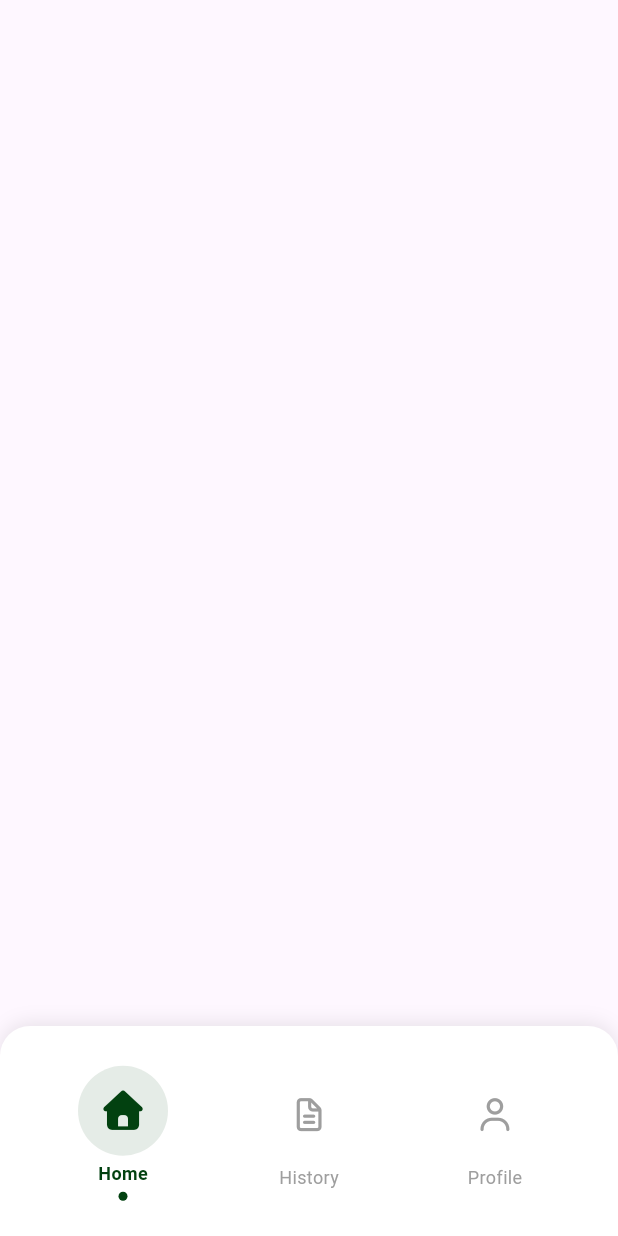
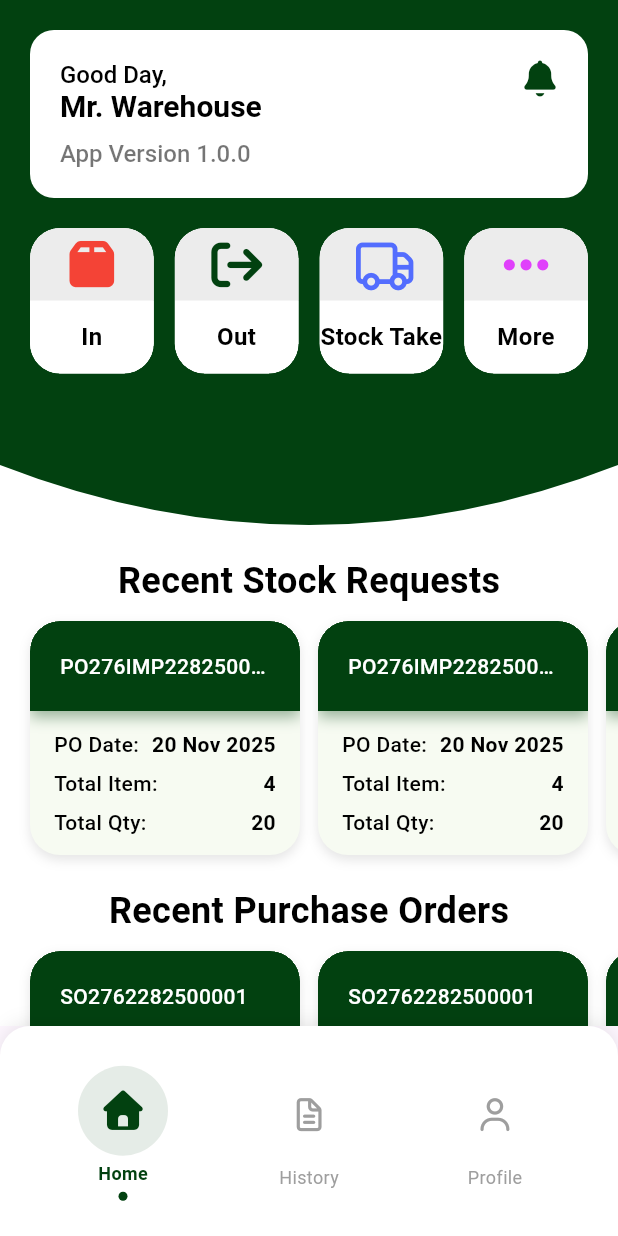
Before and after one commit to agungkurniawanid/immobile_bctech_app, a Flutter app: the NavigationController screen opened directly, on a phone screen of 412 x 824 dp. Run offline on Flutter 3.47's test engine with Material 3 defaults, Android fonts, the phone set to English and light mode, and no system bars; our stand-ins replace flutter_riverpod, font_awesome_flutter, google_fonts.

Commit message:
done slicing dashboard/home ui

```diff
--- /dev/null
+++ b/lib/screens/dashboard/dashboard_screen.dart
@@ -0,0 +1,223 @@
+import 'package:flutter/material.dart';
+import 'package:flutter_riverpod/flutter_riverpod.dart';
+import 'package:font_awesome_flutter/font_awesome_flutter.dart';
+import 'package:immobile_bctech_app/const/const_color.dart';
+import 'package:immobile_bctech_app/screens/auth/login_screen.dart';
+import 'package:immobile_bctech_app/widgets/widget_menu_card.dart';
+import 'package:immobile_bctech_app/widgets/widget_stock.dart';
+
+class DashboardScreen extends ConsumerStatefulWidget {
+  const DashboardScreen({super.key});
+
+  @override
+  ConsumerState<ConsumerStatefulWidget> createState() =>
+      _DashboardScreenState();
+}
+
+class _DashboardScreenState extends ConsumerState<DashboardScreen> {
+  @override
+  Widget build(BuildContext context) {
+    final primaryColor = ref.watch(primaryColorProvider);
+    final List<Map<String, dynamic>> menuItems = [
+      {
+        'icon': FontAwesomeIcons.box,
+        'title': 'In',
+        'color': Colors.red,
+        'page': null,
+      },
+      {
+        'icon': FontAwesomeIcons.arrowRightFromBracket,
+        'title': 'Out',
+        'color': primaryColor,
+        'page': LoginScreen(),
+      },
+      {
+        'icon': FontAwesomeIcons.truck,
+        'title': 'Stock Take',
+        'color': Colors.indigoAccent,
+        'page': null,
+      },
+      {
+        'icon': FontAwesomeIcons.ellipsisH,
+        'title': 'More',
+        'color': Colors.purpleAccent,
+        'page': null,
+      },
+    ];
+
+    return Scaffold(
+      backgroundColor: Colors.white,
+      body: SingleChildScrollView(
+        child: Column(
+          children: [
+            ClipPath(
+              clipper: CurveClipper(),
+              child: Container(
+                height: 350,
+                width: double.infinity,
+                decoration: BoxDecoration(color: primaryColor),
+                child: Padding(
+                  padding: const EdgeInsets.all(20.0),
+                  child: SafeArea(
+                    child: Column(
+                      children: [
+                        Container(
+                          width: double.infinity,
+                          padding: const EdgeInsets.all(20),
+                          decoration: BoxDecoration(
+                            color: Colors.white,
+                            borderRadius: BorderRadius.circular(16),
+                          ),
+                          child: Row(
+                            crossAxisAlignment: CrossAxisAlignment.start,
+                            children: [
+                              RichText(
+                                text: const TextSpan(
+                                  text: 'Good Day,\n',
+                                  style: TextStyle(
+                                    fontSize: 16,
+                                    color: Colors.black,
+                                    fontWeight: FontWeight.w500,
+                                  ),
+                                  children: [
+                                    TextSpan(
+                                      text: 'Mr. Warehouse\n',
+                                      style: TextStyle(
+                                        fontSize: 20,
+                                        color: Colors.black,
+                                        fontWeight: FontWeight.bold,
+                                      ),
+                                    ),
+                                    WidgetSpan(child: SizedBox(height: 30)),
+                                    TextSpan(
+                                      text: 'App Version 1.0.0',
+                                      style: TextStyle(
+                                        fontSize: 16,
+                                        color: Colors.black54,
+                                        fontWeight: FontWeight.w500,
+                                      ),
+                                    ),
+                                  ],
+                                ),
+                              ),
+                              const Spacer(),
+                              Icon(
+                                FontAwesomeIcons.solidBell,
+                                color: primaryColor,
+                              ),
+                            ],
+                          ),
+                        ),
+
+                        const SizedBox(height: 20),
+                        GridView.builder(
+                          shrinkWrap: true,
+                          padding: const EdgeInsets.all(0),
+                          physics: const NeverScrollableScrollPhysics(),
+                          gridDelegate:
+                              const SliverGridDelegateWithFixedCrossAxisCount(
+                                crossAxisCount: 4,
+                                crossAxisSpacing: 14,
+                                mainAxisSpacing: 14,
+                                childAspectRatio: 0.85,
+                              ),
+                          itemCount: menuItems.length,
+                          itemBuilder: (_, index) {
+                            final menuItem = menuItems[index];
+                            return WidgetMenuCard(
+                              icon: menuItem['icon'],
+                              title: menuItem['title'],
+                              color: menuItem['color'],
+                              page: menuItem['page'],
+                            );
+                          },
+                        ),
+                      ],
+                    ),
+                  ),
+                ),
+              ),
+            ),
+
+            const SizedBox(height: 20),
+            Column(
+              children: [
+                const Text(
+                  'Recent Stock Requests',
+                  style: TextStyle(
+                    fontSize: 24,
+                    fontWeight: FontWeight.bold,
+                    color: Colors.black,
+                  ),
+                ),
+                const SizedBox(height: 10),
+                SingleChildScrollView(
+                  scrollDirection: Axis.horizontal,
+                  clipBehavior: Clip.none,
+                  padding: const EdgeInsets.symmetric(horizontal: 20),
+                  child: Wrap(
+                    spacing: 12,
+                    children: List.generate(10, (index) => const WidgetStock()),
+                  ),
+                ),
+                const SizedBox(height: 20),
+                const Text(
+                  'Recent Purchase Orders',
+                  style: TextStyle(
+                    fontSize: 24,
+                    fontWeight: FontWeight.bold,
+                    color: Colors.black,
+                  ),
+                ),
+                const SizedBox(height: 10),
+                SingleChildScrollView(
+                  scrollDirection: Axis.horizontal,
+                  clipBehavior: Clip.none,
+                  padding: const EdgeInsets.symmetric(horizontal: 20),
+                  child: Wrap(
+                    spacing: 12,
+                    children: List.generate(
+                      10,
+                      (index) => const WidgetStock(
+                        titlePODate: 'SO Date:',
+                        date: '4 April 2025',
+                        titleTotalItem: 'Customer:',
+                        totalItem: '3',
+                        titleTotalQty: 'Total Item:',
+                        totalQty: '15',
+                        id: 'SO2762282500001',
+                      ),
+                    ),
+                  ),
+                ),
+              ],
+            ),
+          ],
+        ),
+      ),
+    );
+  }
+}
+
+class CurveClipper extends CustomClipper<Path> {
+  @override
+  Path getClip(Size size) {
+    var path = Path();
+
+    path.lineTo(0, size.height - 40);
+    path.quadraticBezierTo(
+      size.width / 2,
+      size.height + 40,
+      size.width,
+      size.height - 40,
+    );
+
+    path.lineTo(size.width, 0);
+    path.close();
+
+    return path;
+  }
+
+  @override
+  bool shouldReclip(CustomClipper<Path> oldClipper) => false;
+}
--- a/lib/screens/layouts/bottom_navigation_layout.dart
+++ b/lib/screens/layouts/bottom_navigation_layout.dart
@@ -3,6 +3,7 @@ import 'package:flutter_riverpod/flutter_riverpod.dart';
 import 'package:flutter_riverpod/legacy.dart';
 import 'package:font_awesome_flutter/font_awesome_flutter.dart';
 import 'package:immobile_bctech_app/const/const_color.dart';
+import 'package:immobile_bctech_app/screens/dashboard/dashboard_screen.dart';
 import 'package:immobile_bctech_app/screens/profile/profile_screen.dart';
 
 final bottomNavIndexProvider = StateProvider<int>((ref) => 0);
@@ -13,7 +14,7 @@ class NavigationController extends ConsumerWidget {
   @override
   Widget build(BuildContext context, WidgetRef ref) {
     final currentIndex = ref.watch(bottomNavIndexProvider);
-    final pages = [Container(), Container(), ProfileScreen()];
+    final pages = [DashboardScreen(), Container(), ProfileScreen()];
 
     return Scaffold(
       body: IndexedStack(index: currentIndex, children: pages),
--- a/lib/screens/profile/profile_screen.dart
+++ b/lib/screens/profile/profile_screen.dart
@@ -15,7 +15,6 @@ class _ProfileScreenState extends ConsumerState<ProfileScreen> {
   @override
   Widget build(BuildContext context) {
     final primaryColor = ref.watch(primaryColorProvider);
-    final secondaryColor = ref.watch(secondaryColorProvider);
     return Scaffold(
       backgroundColor: Colors.white,
       body: Column(
--- /dev/null
+++ b/lib/widgets/widget_menu_card.dart
@@ -0,0 +1,95 @@
+import 'package:flutter/material.dart';
+import 'package:flutter_riverpod/flutter_riverpod.dart';
+import 'package:google_fonts/google_fonts.dart';
+
+class WidgetMenuCard extends ConsumerStatefulWidget {
+  final IconData? icon;
+  final String? title;
+  final Color? color;
+  final Widget? page;
+  const WidgetMenuCard({
+    super.key,
+    this.icon,
+    this.title,
+    this.color,
+    this.page,
+  });
+
+  @override
+  ConsumerState<WidgetMenuCard> createState() => _WidgetMenuCardState();
+}
+
+class _WidgetMenuCardState extends ConsumerState<WidgetMenuCard> {
+  @override
+  Widget build(BuildContext context) {
+    return AspectRatio(
+      aspectRatio: 1,
+      child: InkWell(
+        onTap: () {
+          if (widget.page != null) {
+            Navigator.push(
+              context,
+              MaterialPageRoute(builder: (context) => widget.page!),
+            );
+          }
+        },
+        child: Container(
+          clipBehavior: Clip.hardEdge,
+          decoration: BoxDecoration(
+            color: Colors.white,
+            borderRadius: BorderRadius.circular(20),
+          ),
+          child: Column(
+            children: [
+              Expanded(
+                child: Container(
+                  width: double.infinity,
+                  decoration: BoxDecoration(
+                    color: const Color(0xFFECECEC),
+                    borderRadius: const BorderRadius.only(
+                      topLeft: Radius.circular(20),
+                      topRight: Radius.circular(20),
+                    ),
+                  ),
+                  child: Center(
+                    child: Icon(
+                      widget.icon ?? Icons.dashboard,
+                      color: widget.color ?? Colors.black,
+                      size: 34,
+                    ),
+                  ),
+                ),
+              ),
+              // Container untuk title - 50% height
+              Expanded(
+                child: Container(
+                  width: double.infinity,
+                  decoration: BoxDecoration(
+                    color: Colors.white,
+                    borderRadius: const BorderRadius.only(
+                      bottomLeft: Radius.circular(20),
+                      bottomRight: Radius.circular(20),
+                    ),
+                  ),
+                  child: Center(
+                    child: Text(
+                      widget.title ?? 'Menu',
+                      style: GoogleFonts.roboto(
+                        fontSize: 16,
+                        color: Colors.black,
+                        fontWeight: FontWeight.bold,
+                      ),
+                      textAlign: TextAlign.center,
+                      maxLines: 2,
+                      overflow: TextOverflow.ellipsis,
+                    ),
+                  ),
+                ),
+              ),
+            ],
+          ),
+        ),
+      ),
+    );
+  }
+}
--- /dev/null
+++ b/lib/widgets/widget_stock.dart
@@ -0,0 +1,135 @@
+import 'package:flutter/material.dart';
+import 'package:flutter_riverpod/flutter_riverpod.dart';
+import 'package:google_fonts/google_fonts.dart';
+import 'package:immobile_bctech_app/const/const_color.dart';
+
+class WidgetStock extends ConsumerStatefulWidget {
+  final String? id,
+      date,
+      totalItem,
+      totalQty,
+      titlePODate,
+      titleTotalItem,
+      titleTotalQty;
+  const WidgetStock({
+    super.key,
+    this.id,
+    this.date,
+    this.totalItem,
+    this.totalQty,
+    this.titlePODate,
+    this.titleTotalItem,
+    this.titleTotalQty,
+  });
+
+  @override
+  ConsumerState<ConsumerStatefulWidget> createState() => _WidgetStockState();
+}
+
+class _WidgetStockState extends ConsumerState<WidgetStock> {
+  @override
+  Widget build(BuildContext context) {
+    final primaryColor = ref.watch(primaryColorProvider);
+    return Container(
+      clipBehavior: Clip.hardEdge,
+      width: 180,
+      decoration: BoxDecoration(
+        color: const Color(0xFFF7FBF2),
+        borderRadius: BorderRadius.circular(20),
+        boxShadow: [
+          BoxShadow(
+            color: Colors.black.withOpacity(0.1),
+            blurRadius: 6,
+            offset: const Offset(0, 3),
+          ),
+        ],
+      ),
+      child: Column(
+        children: [
+          Container(
+            width: double.infinity,
+            padding: const EdgeInsets.all(20),
+            decoration: BoxDecoration(
+              color: primaryColor,
+              borderRadius: const BorderRadius.only(
+                topLeft: Radius.circular(20),
+                topRight: Radius.circular(20),
+              ),
+              boxShadow: [
+                BoxShadow(
+                  color: primaryColor.withOpacity(0.4),
+                  blurRadius: 8,
+                  offset: const Offset(0, 4),
+                ),
+              ],
+            ),
+
+            child: Text(
+              widget.id ?? "PO276IMP228250004",
+              style: GoogleFonts.roboto(
+                fontSize: 14,
+                fontWeight: FontWeight.w500,
+                color: Colors.white,
+              ),
+              overflow: TextOverflow.ellipsis,
+            ),
+          ),
+          Padding(
+            padding: const EdgeInsets.symmetric(vertical: 12),
+            child: Column(
+              children: [
+                _buildInfoRow(
+                  widget.titlePODate ?? "PO Date:",
+                  widget.date ?? "20 Nov 2025",
+                ),
+                const SizedBox(height: 6),
+                _buildInfoRow(
+                  widget.titleTotalItem ?? "Total Item:",
+                  widget.totalItem ?? "4",
+                ),
+                const SizedBox(height: 6),
+                _buildInfoRow(
+                  widget.titleTotalQty ?? "Total Qty:",
+                  widget.totalQty ?? "20",
+                ),
+              ],
+            ),
+          ),
+        ],
+      ),
+    );
+  }
+
+  Widget _buildInfoRow(String title, String value) {
+    return Padding(
+      padding: const EdgeInsets.symmetric(horizontal: 16),
+      child: Row(
+        mainAxisAlignment: MainAxisAlignment.spaceBetween,
+        crossAxisAlignment: CrossAxisAlignment.start,
+        children: [
+          Text(
+            title,
+            style: GoogleFonts.roboto(
+              fontWeight: FontWeight.w500,
+              color: Colors.black,
+              fontSize: 14,
+            ),
+          ),
+          const SizedBox(width: 8),
+          Flexible(
+            child: Text(
+              value,
+              textAlign: TextAlign.right,
+              style: GoogleFonts.roboto(
+                fontWeight: FontWeight.bold,
+                color: Colors.black,
+                fontSize: 14,
+              ),
+              softWrap: true,
+            ),
+          ),
+        ],
+      ),
+    );
+  }
+}
```
